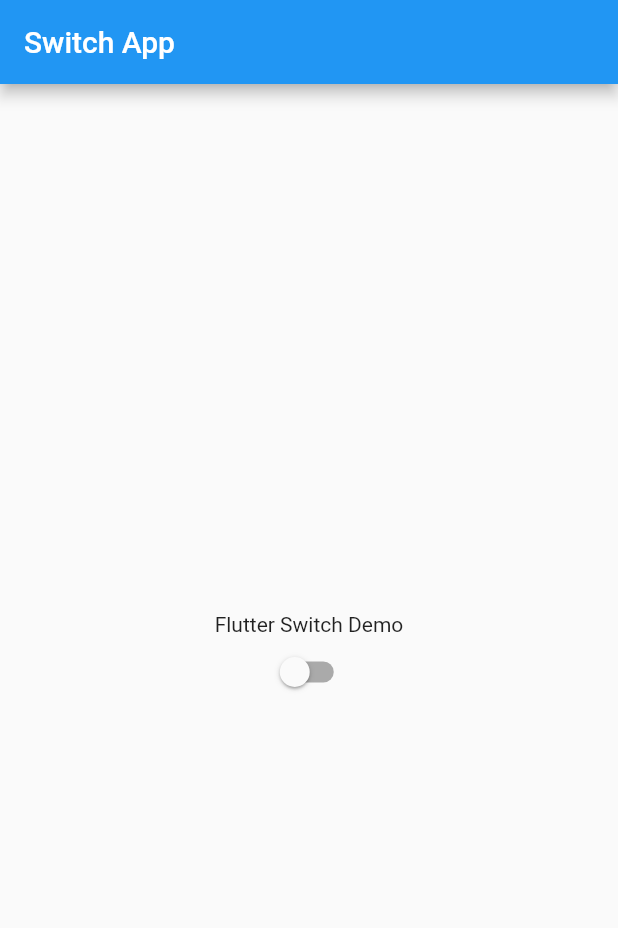
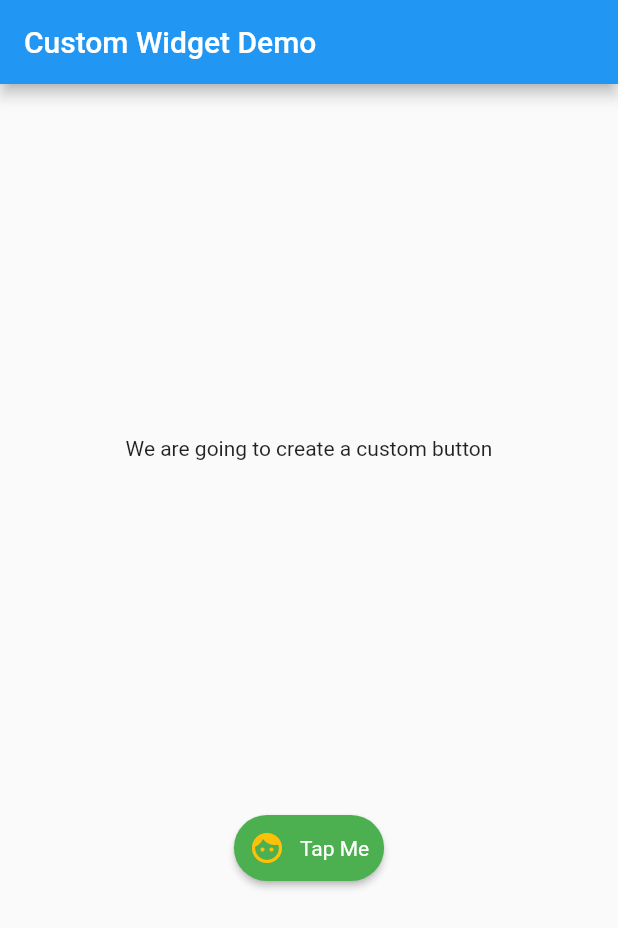
Before and after one commit to william-waiyanhtat/flutter_bloc_sample, a Flutter app: the screen it shows after launch, on a phone screen of 412 x 824 dp. Shown: the top 928 px of the screen. Run offline on Flutter 3.47's test engine with Material 2 defaults, Android fonts, the phone set to English and light mode, and no system bars.

Commit message:
Added Custom Flutter Component Tutorial

```diff
--- /dev/null
+++ b/FlutterTutorialProjects/flutter_demo1/lib/custom_widget/custom_button.dart
@@ -0,0 +1,37 @@
+import 'package:flutter/foundation.dart';
+import 'package:flutter/material.dart';
+
+class CustomButton extends StatelessWidget {
+  CustomButton({@required this.onPressed});
+  final GestureTapCallback onPressed;
+
+  @override
+  Widget build(BuildContext context) {
+    return RawMaterialButton(
+      fillColor: Colors.green,
+      splashColor: Colors.greenAccent,
+      child: Padding(
+        padding: EdgeInsets.all(10.0),
+        child: Row(
+          mainAxisSize: MainAxisSize.min,
+          children: const <Widget>[
+            Icon(
+              Icons.face,
+              color: Colors.amber,
+            ),
+            SizedBox(
+              width: 10.0,
+            ),
+            Text(
+              "Tap Me",
+              maxLines: 1,
+              style: TextStyle(color: Colors.white),
+            ),
+          ],
+        ),
+      ),
+      onPressed: onPressed,
+      shape: const StadiumBorder(),
+    );
+  }
+}
--- /dev/null
+++ b/FlutterTutorialProjects/flutter_demo1/lib/custom_widget/custom_widget_demo.dart
@@ -0,0 +1,35 @@
+import 'package:flutter/material.dart';
+import 'custom_button.dart';
+
+class CustomWidgetDemo extends StatefulWidget {
+  CustomWidgetDemo() : super();
+
+  final String title = "Custom Widget Demo";
+
+  @override
+  _CustomWidgetDemoState createState() => _CustomWidgetDemoState();
+}
+
+class _CustomWidgetDemoState extends State<CustomWidgetDemo> {
+  @override
+  Widget build(BuildContext context) {
+    return Scaffold(
+      appBar: AppBar(
+        title: Text(widget.title),
+      ),
+      body: Center(
+        child: Column(
+          mainAxisAlignment: MainAxisAlignment.spaceEvenly,
+          children: <Widget>[
+            Text("We are going to create a custom button"),
+            CustomButton(
+              onPressed: () {
+                print("Tapped Me");
+              },
+            )
+          ],
+        ),
+      ),
+    );
+  }
+}
--- a/FlutterTutorialProjects/flutter_demo1/lib/main.dart
+++ b/FlutterTutorialProjects/flutter_demo1/lib/main.dart
@@ -3,6 +3,7 @@
 import 'package:flutter_demo1/debug/debug_app.dart';
 import 'package:flutter/scheduler.dart';
 import 'widgets/switch_demo.dart';
+import 'package:flutter_demo1/custom_widget/custom_widget_demo.dart';
 
 void main() {
   // You can also debug a layout problem visually, by setting debugPaintSizeEnabled to true.
@@ -26,7 +27,7 @@
       theme: ThemeData(
         primarySwatch: Colors.blue,
       ),
-      home: SwitchDemoScreen(),
+      home: CustomWidgetDemo(),
     );
   }
 }
```
Also changed, not shown: 1 other file.
